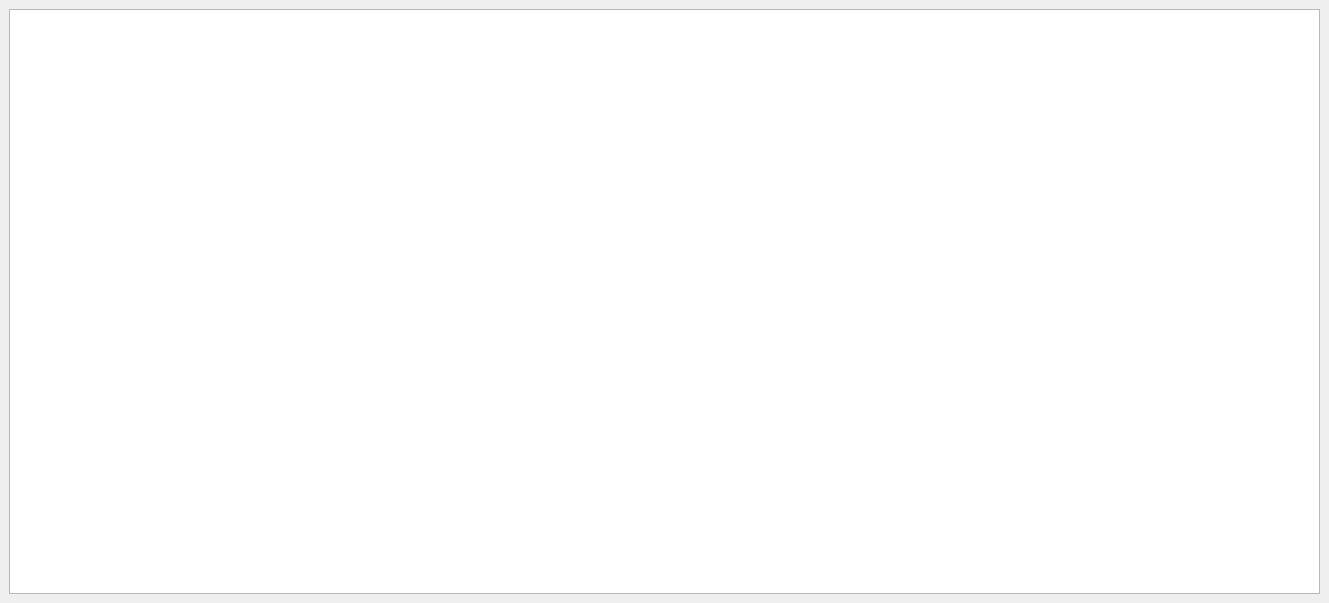
This is ui/tableDock.ui in KaspArno/MasterGUI as Qt 5 draws it before an edit. The edited form follows.
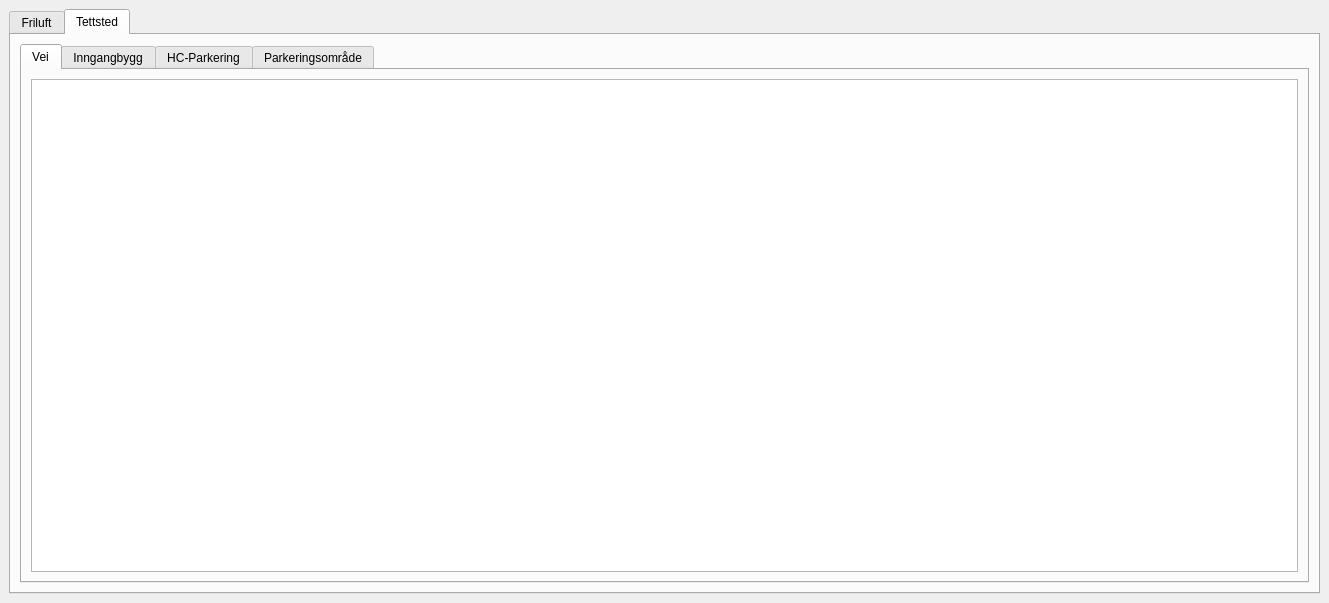
This is the edited form. The open tabs and pages were chosen to show the change.

Commit message: Oppdaterte GUI, fikset bug i filteringen jeg ikke hadde sett

Diff of the .ui file:
```diff
--- a/ui/tableDock.ui
+++ b/ui/tableDock.ui
@@ -14,13 +14,72 @@
    <string>DockWidget</string>
   </property>
   <widget class="QWidget" name="dockWidgetContents">
-   <layout class="QVBoxLayout" name="verticalLayout_2">
+   <layout class="QVBoxLayout" name="verticalLayout_6">
     <item>
-     <layout class="QVBoxLayout" name="verticalLayout">
-      <item>
-       <widget class="QTableWidget" name="tableWidget"/>
-      </item>
-     </layout>
+     <widget class="QTabWidget" name="tabWidget_main">
+      <property name="currentIndex">
+       <number>1</number>
+      </property>
+      <widget class="QWidget" name="tab_7">
+       <attribute name="title">
+        <string>Friluft</string>
+       </attribute>
+      </widget>
+      <widget class="QWidget" name="tab_8">
+       <attribute name="title">
+        <string>Tettsted</string>
+       </attribute>
+       <layout class="QVBoxLayout" name="verticalLayout_5">
+        <item>
+         <widget class="QTabWidget" name="tabWidget_tettsted">
+          <property name="currentIndex">
+           <number>1</number>
+          </property>
+          <widget class="QWidget" name="tab_6">
+           <attribute name="title">
+            <string>Vei</string>
+           </attribute>
+           <layout class="QVBoxLayout" name="verticalLayout_4">
+            <item>
+             <widget class="QTableWidget" name="tableWidget_4"/>
+            </item>
+           </layout>
+          </widget>
+          <widget class="QWidget" name="tab">
+           <attribute name="title">
+            <string>Inngangbygg</string>
+           </attribute>
+           <layout class="QVBoxLayout" name="verticalLayout">
+            <item>
+             <widget class="QTableWidget" name="tableWidget"/>
+            </item>
+           </layout>
+          </widget>
+          <widget class="QWidget" name="tab_2">
+           <attribute name="title">
+            <string>HC-Parkering</string>
+           </attribute>
+           <layout class="QVBoxLayout" name="verticalLayout_2">
+            <item>
+             <widget class="QTableWidget" name="tableWidget_2"/>
+            </item>
+           </layout>
+          </widget>
+          <widget class="QWidget" name="tab_5">
+           <attribute name="title">
+            <string>Parkeringsområde</string>
+           </attribute>
+           <layout class="QVBoxLayout" name="verticalLayout_3">
+            <item>
+             <widget class="QTableWidget" name="tableWidget_3"/>
+            </item>
+           </layout>
+          </widget>
+         </widget>
+        </item>
+       </layout>
+      </widget>
+     </widget>
     </item>
    </layout>
   </widget>
```
The commit also changes 5 other files.
